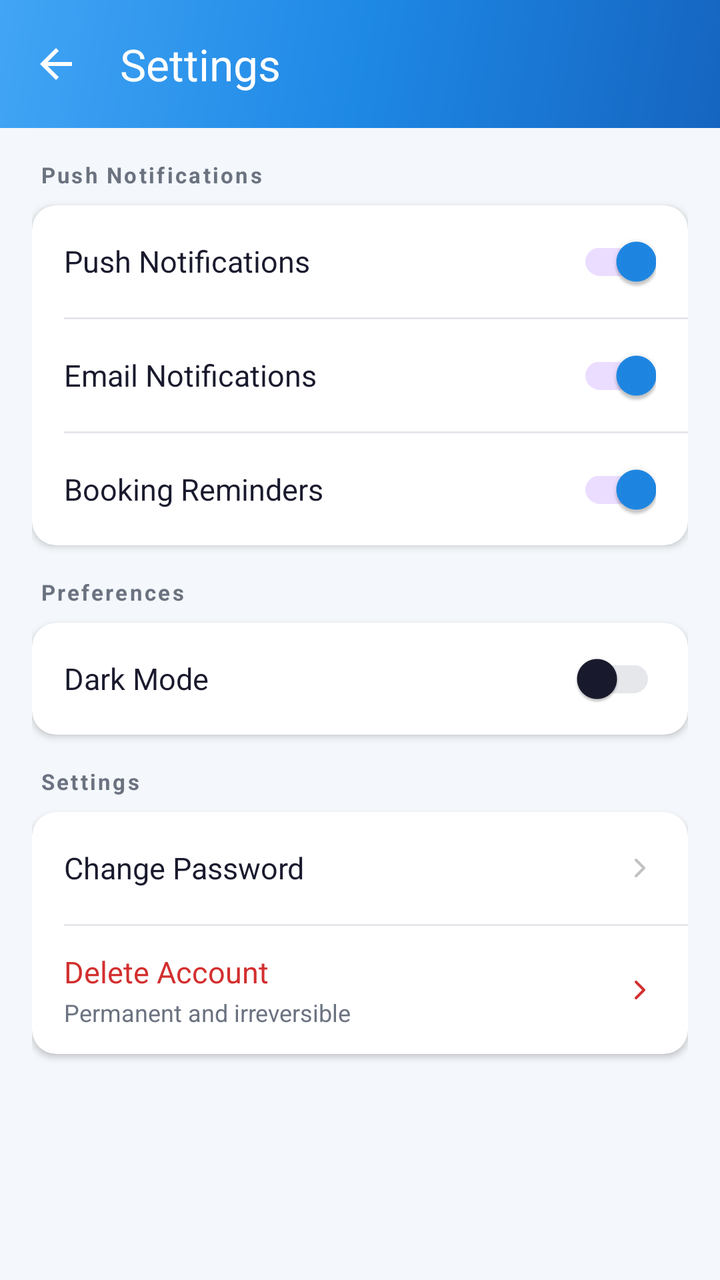
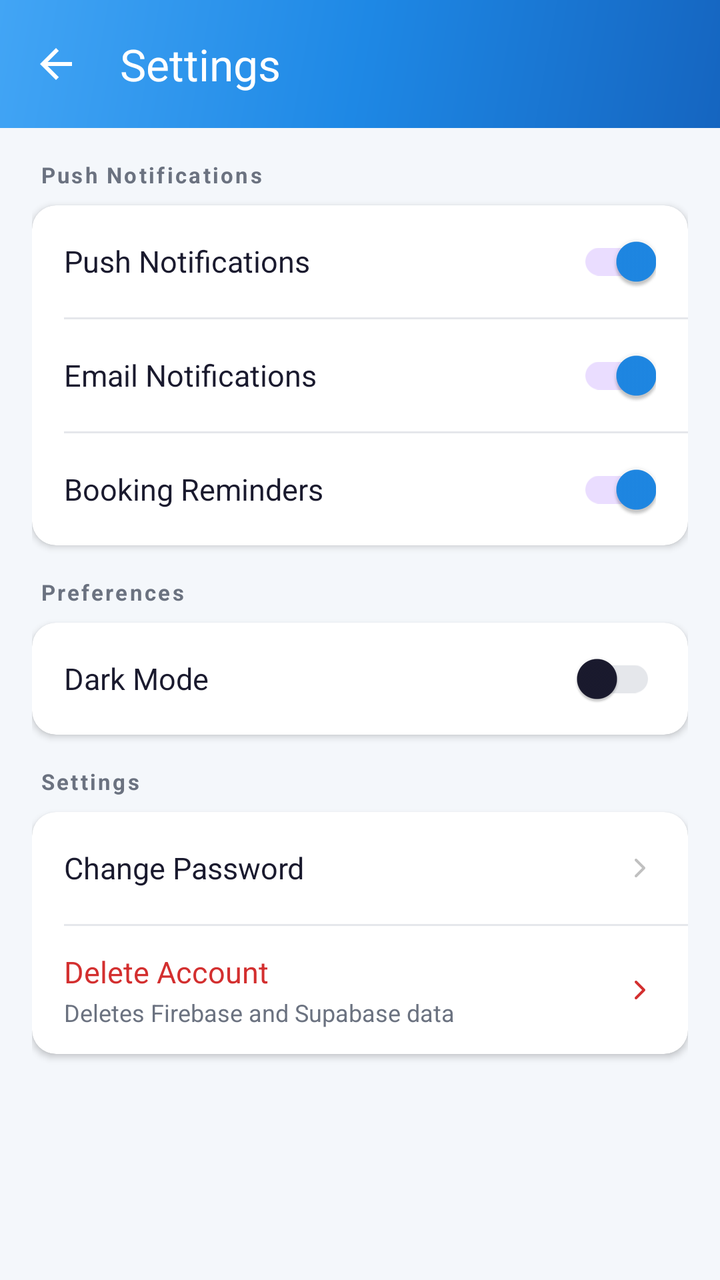

An Android layout rendered at two revisions. The XML below is the earlier revision; the diff shows what the commit changed to produce the second picture.
<!-- AndroidManifest.xml: application theme Theme.QuickFix -->
<!-- res/layout/activity_settings.xml -->
<?xml version="1.0" encoding="utf-8"?>
<FrameLayout
    xmlns:android="http://schemas.android.com/apk/res/android"
    xmlns:app="http://schemas.android.com/apk/res-auto"
    android:layout_width="match_parent"
    android:layout_height="match_parent">

<LinearLayout
    android:layout_width="match_parent"
    android:layout_height="match_parent"
    android:orientation="vertical"
    android:background="@color/screen_background">

    
    <com.google.android.material.appbar.MaterialToolbar
        android:id="@+id/toolbarSettings"
        android:layout_width="match_parent"
        android:layout_height="?attr/actionBarSize"
        android:background="@drawable/bg_profile_header_gradient"
        app:title="@string/settings_title"
        app:titleTextColor="@color/white"
        app:navigationIcon="@drawable/ic_back"
        app:navigationIconTint="@color/white" />

    <androidx.core.widget.NestedScrollView
        android:layout_width="match_parent"
        android:layout_height="match_parent"
        android:overScrollMode="never">

        <LinearLayout
            android:layout_width="match_parent"
            android:layout_height="wrap_content"
            android:orientation="vertical"
            android:padding="16dp">

            
            <TextView
                android:layout_width="wrap_content"
                android:layout_height="wrap_content"
                android:text="@string/settings_push_notif"
                android:textColor="@color/text_secondary"
                android:textSize="11sp"
                android:textStyle="bold"
                android:letterSpacing="0.1"
                android:layout_marginBottom="8dp"
                android:paddingStart="4dp"
                android:paddingEnd="4dp" />

            <androidx.cardview.widget.CardView
                android:layout_width="match_parent"
                android:layout_height="wrap_content"
                app:cardCornerRadius="12dp"
                app:cardElevation="2dp"
                app:cardBackgroundColor="@color/card_bg"
                android:layout_marginBottom="16dp">

                <LinearLayout
                    android:layout_width="match_parent"
                    android:layout_height="wrap_content"
                    android:orientation="vertical">

                    <LinearLayout
                        android:layout_width="match_parent"
                        android:layout_height="56dp"
                        android:orientation="horizontal"
                        android:gravity="center_vertical"
                        android:paddingStart="16dp"
                        android:paddingEnd="16dp">
                        <TextView
                            android:layout_width="0dp"
                            android:layout_height="wrap_content"
                            android:layout_weight="1"
                            android:text="@string/settings_push_notif"
                            android:textColor="@color/text_primary"
                            android:textSize="15sp" />
                        <com.google.android.material.switchmaterial.SwitchMaterial
                            android:id="@+id/switchPushNotifications"
                            android:layout_width="wrap_content"
                            android:layout_height="wrap_content"
                            android:checked="true" />
                    </LinearLayout>

                    <View android:layout_width="match_parent" android:layout_height="1dp"
                        android:layout_marginStart="16dp" android:background="@color/divider" />

                    <LinearLayout
                        android:layout_width="match_parent"
                        android:layout_height="56dp"
                        android:orientation="horizontal"
                        android:gravity="center_vertical"
                        android:paddingStart="16dp"
                        android:paddingEnd="16dp">
                        <TextView
                            android:layout_width="0dp"
                            android:layout_height="wrap_content"
                            android:layout_weight="1"
                            android:text="@string/settings_email_notif"
                            android:textColor="@color/text_primary"
                            android:textSize="15sp" />
                        <com.google.android.material.switchmaterial.SwitchMaterial
                            android:id="@+id/switchEmailNotifications"
                            android:layout_width="wrap_content"
                            android:layout_height="wrap_content"
                            android:checked="true" />
                    </LinearLayout>

                    <View android:layout_width="match_parent" android:layout_height="1dp"
                        android:layout_marginStart="16dp" android:background="@color/divider" />

                    <LinearLayout
                        android:layout_width="match_parent"
                        android:layout_height="56dp"
                        android:orientation="horizontal"
                        android:gravity="center_vertical"
                        android:paddingStart="16dp"
                        android:paddingEnd="16dp">
                        <TextView
                            android:layout_width="0dp"
                            android:layout_height="wrap_content"
                            android:layout_weight="1"
                            android:text="@string/settings_booking_reminders"
                            android:textColor="@color/text_primary"
                            android:textSize="15sp" />
                        <com.google.android.material.switchmaterial.SwitchMaterial
                            android:id="@+id/switchBookingReminders"
                            android:layout_width="wrap_content"
                            android:layout_height="wrap_content"
                            android:checked="true" />
                    </LinearLayout>

                </LinearLayout>
            </androidx.cardview.widget.CardView>

            
            <TextView
                android:layout_width="wrap_content"
                android:layout_height="wrap_content"
                android:text="@string/profile_preferences_section"
                android:textColor="@color/text_secondary"
                android:textSize="11sp"
                android:textStyle="bold"
                android:letterSpacing="0.1"
                android:layout_marginBottom="8dp"
                android:paddingStart="4dp"
                android:paddingEnd="4dp" />

            <androidx.cardview.widget.CardView
                android:layout_width="match_parent"
                android:layout_height="wrap_content"
                app:cardCornerRadius="12dp"
                app:cardElevation="2dp"
                app:cardBackgroundColor="@color/card_bg"
                android:layout_marginBottom="16dp">

                <LinearLayout
                    android:layout_width="match_parent"
                    android:layout_height="wrap_content"
                    android:orientation="vertical">

                    <LinearLayout
                        android:layout_width="match_parent"
                        android:layout_height="56dp"
                        android:orientation="horizontal"
                        android:gravity="center_vertical"
                        android:paddingStart="16dp"
                        android:paddingEnd="16dp">
                        <TextView
                            android:layout_width="0dp"
                            android:layout_height="wrap_content"
                            android:layout_weight="1"
                            android:text="@string/settings_dark_mode"
                            android:textColor="@color/text_primary"
                            android:textSize="15sp" />
                        <com.google.android.material.switchmaterial.SwitchMaterial
                            android:id="@+id/switchDarkMode"
                            android:layout_width="wrap_content"
                            android:layout_height="wrap_content"
                            android:checked="false" />
                    </LinearLayout>

                </LinearLayout>
            </androidx.cardview.widget.CardView>


            
            <TextView
                android:layout_width="wrap_content"
                android:layout_height="wrap_content"
                android:text="@string/settings_title"
                android:textColor="@color/text_secondary"
                android:textSize="11sp"
                android:textStyle="bold"
                android:letterSpacing="0.1"
                android:layout_marginBottom="8dp"
                android:paddingStart="4dp"
                android:paddingEnd="4dp" />

            <androidx.cardview.widget.CardView
                android:layout_width="match_parent"
                android:layout_height="wrap_content"
                app:cardCornerRadius="12dp"
                app:cardElevation="2dp"
                app:cardBackgroundColor="@color/card_bg"
                android:layout_marginBottom="24dp">

                <LinearLayout
                    android:layout_width="match_parent"
                    android:layout_height="wrap_content"
                    android:orientation="vertical">

                    <LinearLayout
                        android:id="@+id/settingsChangePassword"
                        android:layout_width="match_parent"
                        android:layout_height="56dp"
                        android:orientation="horizontal"
                        android:gravity="center_vertical"
                        android:paddingStart="16dp"
                        android:paddingEnd="16dp"
                        android:background="?attr/selectableItemBackground"
                        android:clickable="true"
                        android:focusable="true">
                        <TextView
                            android:layout_width="0dp"
                            android:layout_height="wrap_content"
                            android:layout_weight="1"
                            android:text="@string/settings_change_password"
                            android:textColor="@color/text_primary"
                            android:textSize="15sp" />
                        <ImageView
                            android:layout_width="16dp"
                            android:layout_height="16dp"
                            android:src="@drawable/ic_arrow_right"
                            app:tint="@color/muted_icon"
                            android:contentDescription="@string/nav_home" />
                    </LinearLayout>

                    <View android:layout_width="match_parent" android:layout_height="1dp"
                        android:layout_marginStart="16dp" android:background="@color/divider" />

                    <LinearLayout
                        android:id="@+id/settingsDeleteAccount"
                        android:layout_width="match_parent"
                        android:layout_height="wrap_content"
                        android:minHeight="64dp"
                        android:orientation="horizontal"
                        android:gravity="center_vertical"
                        android:paddingStart="16dp"
                        android:paddingTop="10dp"
                        android:paddingEnd="16dp"
                        android:paddingBottom="10dp"
                        android:background="?attr/selectableItemBackground"
                        android:clickable="true"
                        android:focusable="true">

                        <LinearLayout
                            android:layout_width="0dp"
                            android:layout_height="wrap_content"
                            android:layout_weight="1"
                            android:orientation="vertical">

                            <TextView
                                android:layout_width="wrap_content"
                                android:layout_height="wrap_content"
                                android:text="@string/settings_delete_account"
                                android:textColor="@color/error_red"
                                android:textSize="15sp" />

                            <TextView
                                android:layout_width="wrap_content"
                                android:layout_height="wrap_content"
                                android:layout_marginTop="2dp"
                                android:text="Permanent and irreversible"
                                android:textColor="@color/text_secondary"
                                android:textSize="12sp" />

                        </LinearLayout>

                        <ImageView
                            android:layout_width="16dp"
                            android:layout_height="16dp"
                            android:src="@drawable/ic_arrow_right"
                            app:tint="@color/error_red"
                            android:contentDescription="@string/nav_home" />
                    </LinearLayout>

                </LinearLayout>
            </androidx.cardview.widget.CardView>

        </LinearLayout>
    </androidx.core.widget.NestedScrollView>

</LinearLayout>

    
    <FrameLayout
        android:id="@+id/settingsLoadingOverlay"
        android:layout_width="match_parent"
        android:layout_height="match_parent"
        android:background="@color/overlay_scrim"
        android:visibility="gone"
        android:clickable="true"
        android:focusable="true"
        android:elevation="8dp">

        <androidx.cardview.widget.CardView
            android:layout_width="160dp"
            android:layout_height="140dp"
            android:layout_gravity="center"
            app:cardCornerRadius="16dp"
            app:cardElevation="8dp"
            app:cardBackgroundColor="@color/card_bg">

            <LinearLayout
                android:layout_width="match_parent"
                android:layout_height="match_parent"
                android:orientation="vertical"
                android:gravity="center"
                android:padding="12dp">

                <ProgressBar
                    android:layout_width="44dp"
                    android:layout_height="44dp"
                    android:indeterminateTint="@color/error_red" />

                <TextView
                    android:id="@+id/tvDeletingMessage"
                    android:layout_width="wrap_content"
                    android:layout_height="wrap_content"
                    android:layout_marginTop="12dp"
                    android:text="Deleting account..."
                    android:textSize="13sp"
                    android:textColor="@color/text_primary"
                    android:gravity="center" />

            </LinearLayout>
        </androidx.cardview.widget.CardView>

    </FrameLayout>

</FrameLayout>
<!-- resources referenced by this layout -->
<resources>
  <color name="card_bg">#FFFFFF</color>
  <color name="divider">#E5E7EB</color>
  <color name="error_red">#D32F2F</color>
  <color name="muted_icon">#C0C0C0</color>
  <color name="overlay_scrim">#99000000</color>
  <color name="screen_background">#F4F7FB</color>
  <color name="text_primary">#1A1A2E</color>
  <color name="text_secondary">#6B7280</color>
  <color name="white">#FFFFFFFF</color>
  <!-- drawable bg_profile_header_gradient (drawable) -->
  <?xml version="1.0" encoding="utf-8"?>
  <shape xmlns:android="http://schemas.android.com/apk/res/android">
      <gradient
          android:startColor="#1565C0"
          android:centerColor="#1E88E5"
          android:endColor="#42A5F5"
          android:angle="135"
          android:type="linear" />
  </shape>
  <!-- drawable ic_arrow_right (drawable) -->
  <?xml version="1.0" encoding="utf-8"?>
  <vector xmlns:android="http://schemas.android.com/apk/res/android"
      android:width="24dp"
      android:height="24dp"
      android:viewportWidth="24"
      android:viewportHeight="24">
      <path
          android:fillColor="@android:color/transparent"
          android:pathData="M9,18l6,-6-6,-6"
          android:strokeColor="#6B7280"
          android:strokeWidth="2"
          android:strokeLineCap="round"
          android:strokeLineJoin="round"/>
  </vector>
  <!-- drawable ic_back (drawable) -->
  <vector xmlns:android="http://schemas.android.com/apk/res/android"
      android:width="24dp"
      android:height="24dp"
      android:viewportWidth="24"
      android:viewportHeight="24">
      <path
          android:fillColor="@android:color/black"
          android:pathData="M20,11H7.83l5.59,-5.59L12,4l-8,8 8,8 1.41,-1.41L7.83,13H20v-2z" />
  </vector>
  <string name="nav_home">Home</string>
  <string name="profile_preferences_section">Preferences</string>
  <string name="settings_booking_reminders">Booking Reminders</string>
  <string name="settings_change_password">Change Password</string>
  <string name="settings_dark_mode">Dark Mode</string>
  <string name="settings_delete_account">Delete Account</string>
  <string name="settings_email_notif">Email Notifications</string>
  <string name="settings_push_notif">Push Notifications</string>
  <string name="settings_title">Settings</string>
  <style name="Theme.QuickFix" parent="Base.Theme.QuickFix" />
  <color name="primary">#1E88E5</color>
  <color name="primary_dark">#1565C0</color>
  <color name="accent_green">#43A047</color>
  <color name="surface_variant">#F5F7FA</color>
  <style name="Theme.QuickFix.AdminDialog" parent="ThemeOverlay.Material3.MaterialAlertDialog">
          <item name="colorSurface">@color/card_bg</item>
          <item name="colorOnSurface">@color/text_primary</item>
          <item name="colorOutline">@color/divider</item>
      </style>
  <style name="Theme.QuickFix.BottomSheet" parent="ThemeOverlay.Material3.BottomSheetDialog">
          <item name="colorSurface">@color/card_bg</item>
          <item name="colorOnSurface">@color/text_primary</item>
          <item name="android:colorBackground">@color/card_bg</item>
      </style>
  <style name="Widget.QuickFix.Button" parent="Widget.Material3.Button">
          <item name="backgroundTint">@color/primary</item>
          <item name="android:textColor">@color/white</item>
      </style>
  <style name="Widget.QuickFix.Chip.Filter" parent="Widget.Material3.Chip.Filter">
          <item name="chipBackgroundColor">@color/surface_variant</item>
          <item name="android:textColor">@color/text_primary</item>
          <item name="checkedIconTint">@color/primary</item>
      </style>
  <color name="input_background">#FFFFFF</color>
  <color name="input_stroke">#1E88E5</color>
  <color name="input_hint">#6B7280</color>
  <color name="input_icon">#455A64</color>
  <!-- unchanged entries left out for length: 2 -->
</resources>

<!-- the commit's change to res/layout/activity_settings.xml (unified diff, before → after) -->
@@ -269,7 +269,7 @@
                                 android:layout_width="wrap_content"
                                 android:layout_height="wrap_content"
                                 android:layout_marginTop="2dp"
-                                android:text="Permanent and irreversible"
+                                android:text="Deletes Firebase and Supabase data"
                                 android:textColor="@color/text_secondary"
                                 android:textSize="12sp" />
 
